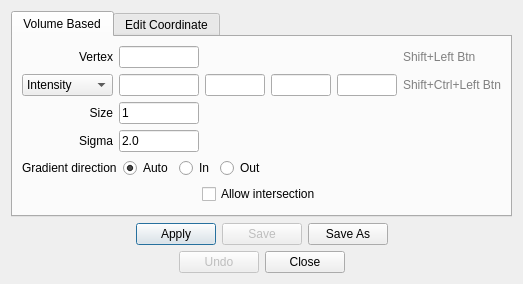
First picture: the form in freeview/DialogRepositionSurface.ui, repository freesurfer/freesurfer, before the edit.
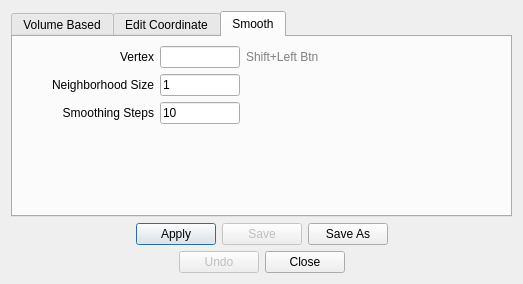
Second picture: the form after the edit. The open tabs and pages were chosen to show the change.

Commit message: added smoothing option for reposition surface

Patch:
```diff
--- a/freeview/DialogRepositionSurface.ui
+++ b/freeview/DialogRepositionSurface.ui
@@ -6,8 +6,8 @@
    <rect>
     <x>0</x>
     <y>0</y>
-    <width>386</width>
-    <height>370</height>
+    <width>405</width>
+    <height>317</height>
    </rect>
   </property>
   <property name="windowTitle">
@@ -471,6 +471,141 @@
        </item>
       </layout>
      </widget>
+     <widget class="QWidget" name="tabSmooth">
+      <attribute name="title">
+       <string>Smooth</string>
+      </attribute>
+      <layout class="QVBoxLayout" name="verticalLayout_3">
+       <item>
+        <layout class="QGridLayout" name="gridLayout_3">
+         <item row="0" column="1">
+          <widget class="QLabel" name="label_7">
+           <property name="text">
+            <string>Vertex</string>
+           </property>
+           <property name="alignment">
+            <set>Qt::AlignRight|Qt::AlignTrailing|Qt::AlignVCenter</set>
+           </property>
+          </widget>
+         </item>
+         <item row="0" column="2">
+          <widget class="QLineEdit" name="lineEditVertex3">
+           <property name="maximumSize">
+            <size>
+             <width>80</width>
+             <height>16777215</height>
+            </size>
+           </property>
+          </widget>
+         </item>
+         <item row="1" column="1">
+          <widget class="QLabel" name="label_9">
+           <property name="text">
+            <string>Neighborhood Size</string>
+           </property>
+           <property name="alignment">
+            <set>Qt::AlignRight|Qt::AlignTrailing|Qt::AlignVCenter</set>
+           </property>
+          </widget>
+         </item>
+         <item row="1" column="2">
+          <widget class="QLineEdit" name="lineEditNbhdSize">
+           <property name="maximumSize">
+            <size>
+             <width>80</width>
+             <height>16777215</height>
+            </size>
+           </property>
+           <property name="text">
+            <string>1</string>
+           </property>
+          </widget>
+         </item>
+         <item row="0" column="4">
+          <widget class="QLabel" name="label_11">
+           <property name="sizePolicy">
+            <sizepolicy hsizetype="Preferred" vsizetype="Preferred">
+             <horstretch>0</horstretch>
+             <verstretch>0</verstretch>
+            </sizepolicy>
+           </property>
+           <property name="styleSheet">
+            <string notr="true">color:gray;</string>
+           </property>
+           <property name="text">
+            <string>Shift+Left Btn</string>
+           </property>
+          </widget>
+         </item>
+         <item row="1" column="4">
+          <spacer name="horizontalSpacer_11">
+           <property name="orientation">
+            <enum>Qt::Horizontal</enum>
+           </property>
+           <property name="sizeHint" stdset="0">
+            <size>
+             <width>40</width>
+             <height>20</height>
+            </size>
+           </property>
+          </spacer>
+         </item>
+         <item row="1" column="0">
+          <spacer name="horizontalSpacer_12">
+           <property name="orientation">
+            <enum>Qt::Horizontal</enum>
+           </property>
+           <property name="sizeType">
+            <enum>QSizePolicy::Fixed</enum>
+           </property>
+           <property name="sizeHint" stdset="0">
+            <size>
+             <width>30</width>
+             <height>5</height>
+            </size>
+           </property>
+          </spacer>
+         </item>
+         <item row="2" column="1">
+          <widget class="QLabel" name="label_10">
+           <property name="text">
+            <string>Smoothing Steps</string>
+           </property>
+           <property name="alignment">
+            <set>Qt::AlignRight|Qt::AlignTrailing|Qt::AlignVCenter</set>
+           </property>
+          </widget>
+         </item>
+         <item row="2" column="2">
+          <widget class="QLineEdit" name="lineEditSmoothingSteps">
+           <property name="maximumSize">
+            <size>
+             <width>80</width>
+             <height>16777215</height>
+            </size>
+           </property>
+           <property name="text">
+            <string>10</string>
+           </property>
+          </widget>
+         </item>
+        </layout>
+       </item>
+       <item>
+        <spacer name="verticalSpacer_3">
+         <property name="orientation">
+          <enum>Qt::Vertical</enum>
+         </property>
+         <property name="sizeHint" stdset="0">
+          <size>
+           <width>2</width>
+           <height>2</height>
+          </size>
+         </property>
+        </spacer>
+       </item>
+      </layout>
+     </widget>
     </widget>
    </item>
    <item>
```
The commit also changes 6 other files.
